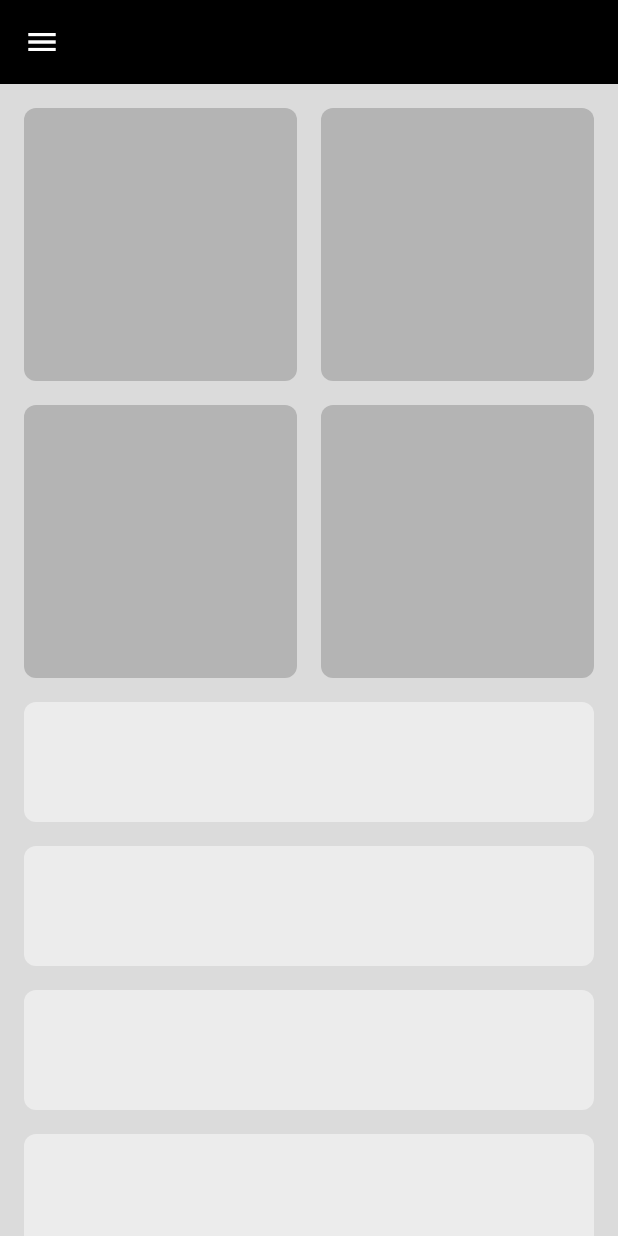
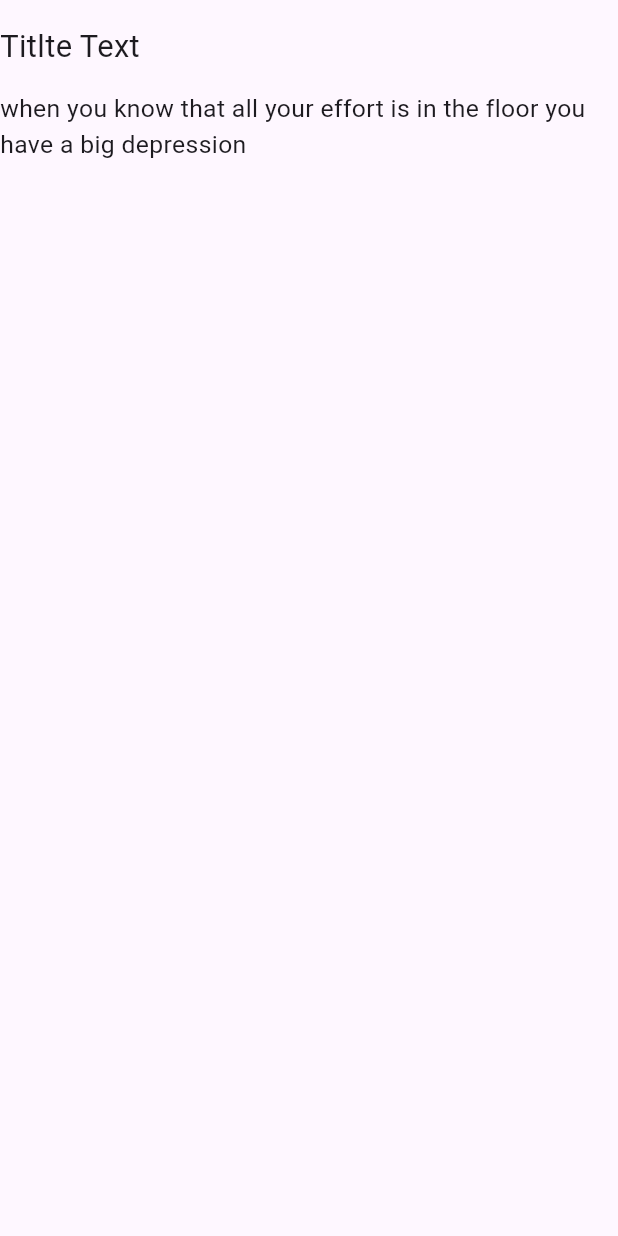
Before and after one commit to Salmakhaled123/responsive-and-adaptive-design, a Flutter app: the screen it shows after launch, on a phone screen of 412 x 824 dp. Run offline on Flutter 3.47's test engine with Material 3 defaults, Android fonts, the phone set to English and light mode, and no system bars.

Commit message:
add method for : 1-scale factor 2-responsive font size

```diff
--- a/lib/main.dart
+++ b/lib/main.dart
@@ -1,7 +1,5 @@
-import 'dart:developer';
-
 import 'package:flutter/material.dart';
-import 'package:responsive_course/adaptive_app/views/home_view.dart';
+import 'package:responsive_course/primary_examples.dart';
 
 void main() {
   runApp(const MyApp());
@@ -15,7 +13,7 @@ class MyApp extends StatelessWidget {
     return const MaterialApp(
       debugShowCheckedModeBanner: false,
       title: 'Flutter Demo',
-      home: HomeView(),
+      home: ResponsiveText(),
     );
   }
 }
--- a/lib/primary_examples.dart
+++ b/lib/primary_examples.dart
@@ -182,3 +182,61 @@ class DetailsView extends StatelessWidget {
     );
   }
 }
+
+class ResponsiveText extends StatelessWidget {
+  const ResponsiveText({Key? key}) : super(key: key);
+
+  @override
+  Widget build(BuildContext context) {
+    return Scaffold(
+      body: Column(crossAxisAlignment: CrossAxisAlignment.start, children: [
+        const SizedBox(
+          height: 16,
+        ),
+        Text(
+          'Titlte Text ',
+          style: TextStyle(
+              fontSize: getResponsiveFontSize(
+            context,
+            fontSize: 20,
+          )),
+        ),
+        const SizedBox(
+          height: 16,
+        ),
+        Text(
+          'when you know that all your effort is in the floor you have a big depression ',
+          style: TextStyle(
+              fontSize: getResponsiveFontSize(
+            context,
+            fontSize: 16,
+          )),
+        ),
+      ]),
+    );
+  }
+
+  // scaleFactor
+  // responsive fontSize=> calculate it after calculation of scale factor
+  // of each platform( mobile- tablet- desktop)
+  // min- max size
+  double getResponsiveFontSize(BuildContext context,
+      {required double fontSize}) {
+    double scaleFactor = getScaleFactor(context);
+    double responsiveFontSize = fontSize * scaleFactor;
+    double lowerLimit = fontSize * 0.8;
+    double upperLimit = fontSize * 1.2;
+    return responsiveFontSize.clamp(lowerLimit, upperLimit);
+  }
+
+  double getScaleFactor(BuildContext context) {
+    double width = MediaQuery.sizeOf(context).width;
+    if (width < 600) {
+      return width / 400;
+    } else if (width < 900) {
+      return width / 700;
+    } else {
+      return width / 1000;
+    }
+  }
+}
```
